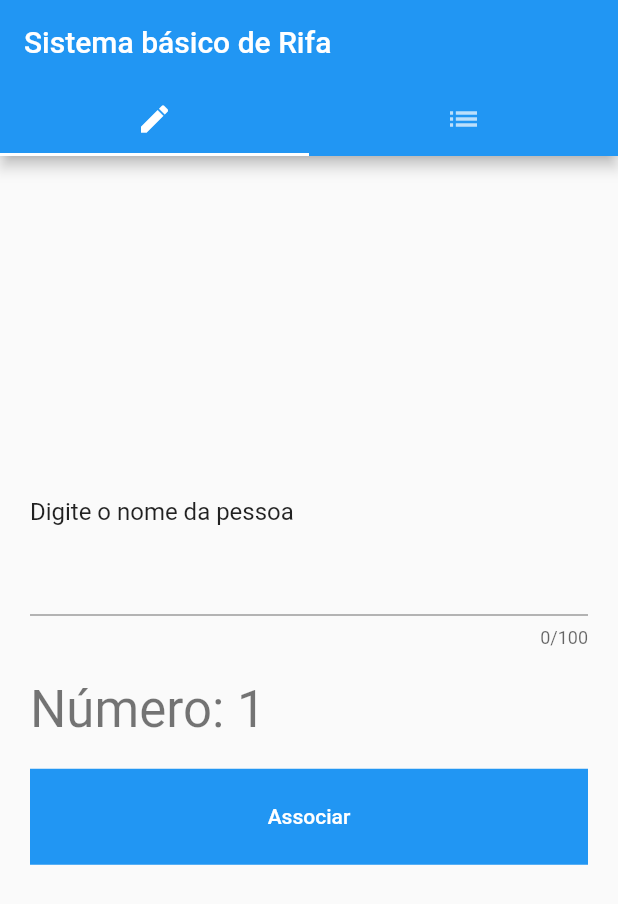
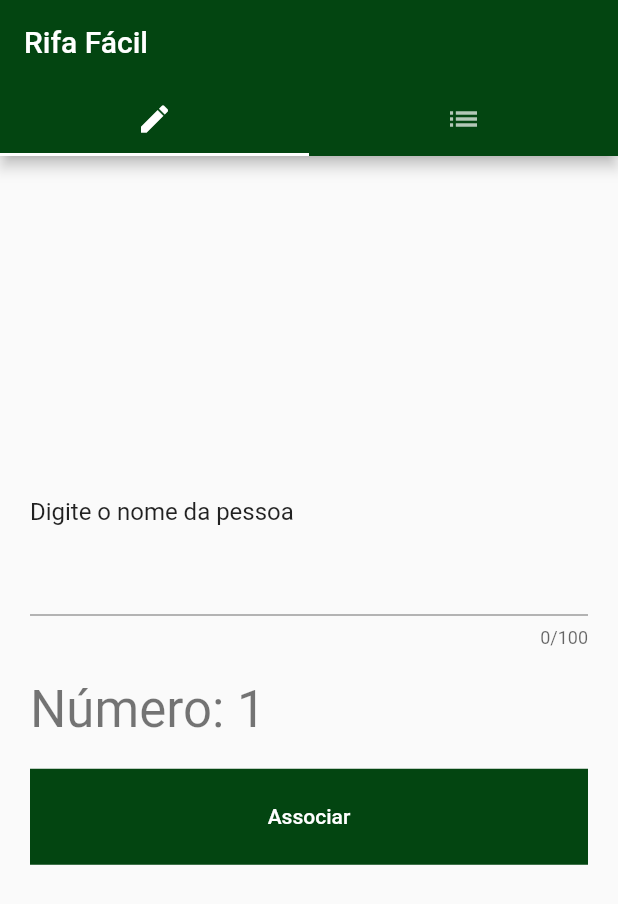
Before and after one commit to pedropapa/rifa-facil, a Flutter app: the screen it shows after launch, on a phone screen of 412 x 824 dp. Shown: the top 904 px of the screen. Run offline on Flutter 3.47's test engine with Material 2 defaults, Android fonts, the phone set to English and light mode, and no system bars; our stand-ins replace csv, localstorage, share.

Commit message:
feat(rifa): ícone e correções de bug

```diff
--- a/lib/main.dart
+++ b/lib/main.dart
@@ -16,24 +16,24 @@ class MyApp extends StatelessWidget {
   @override
   Widget build(BuildContext context) {
     return MaterialApp(
-      title: 'Sistema básico de Rifa',
+      title: 'Rifa Fácil',
       theme: ThemeData(
         // This is the theme of your application.
         //
         // Try running your application with "flutter run". You'll see the
         // application has a blue toolbar. Then, without quitting the app, try
-        // changing the primarySwatch below to Colors.green and then invoke
+        // changing the primarySwatch below to Color(0x034511 and then invoke
         // "hot reload" (press "r" in the console where you ran "flutter run",
         // or simply save your changes to "hot reload" in a Flutter IDE).
         // Notice that the counter didn't reset back to zero; the application
         // is not restarted.
-        primarySwatch: Colors.blue,
+        primaryColor: Color(0xFF034511),
         // This makes the visual density adapt to the platform that you run
         // the app on. For desktop platforms, the controls will be smaller and
         // closer together (more dense) than on mobile platforms.
         visualDensity: VisualDensity.adaptivePlatformDensity,
       ),
-      home: MyHomePage(title: 'Sistema básico de Rifa'),
+      home: MyHomePage(title: 'Rifa Fácil'),
     );
   }
 }
@@ -131,6 +131,7 @@ class _MyHomePageState extends State<MyHomePage> {
         child: Scaffold(
           appBar: AppBar(
             bottom: TabBar(
+              indicatorColor: Color(0xFF034511),
               tabs: [
                 Tab(icon: Icon(Icons.create)),
                 Tab(icon: Icon(Icons.list)),
@@ -196,7 +197,7 @@ class _MyHomePageState extends State<MyHomePage> {
                           Share.shareFiles([file.path]);
                         },
                         padding: const EdgeInsets.all(24.0),
-                        color: Colors.blue,
+                        color: Color(0xFF034511),
                         highlightColor: Colors.transparent,
                         textColor: const Color(0xFFFFFFFF),
                         shape: const Border(),
@@ -330,7 +331,7 @@ class _MyHomePageState extends State<MyHomePage> {
               FlatButton(
                 onPressed: associarNumero,
                 padding: const EdgeInsets.all(24.0),
-                color: Colors.blue,
+                color: Color(0xFF034511),
                 highlightColor: Colors.transparent,
                 textColor: const Color(0xFFFFFFFF),
                 shape: const Border(),
```
Also changed, not shown: 1 other file.
